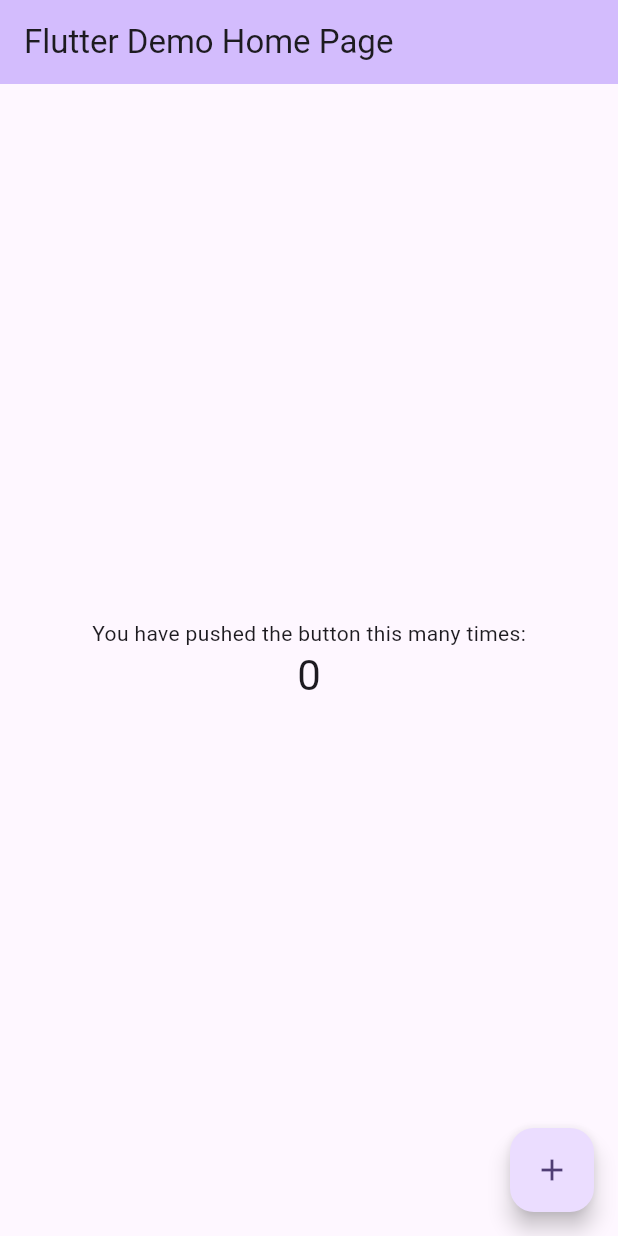
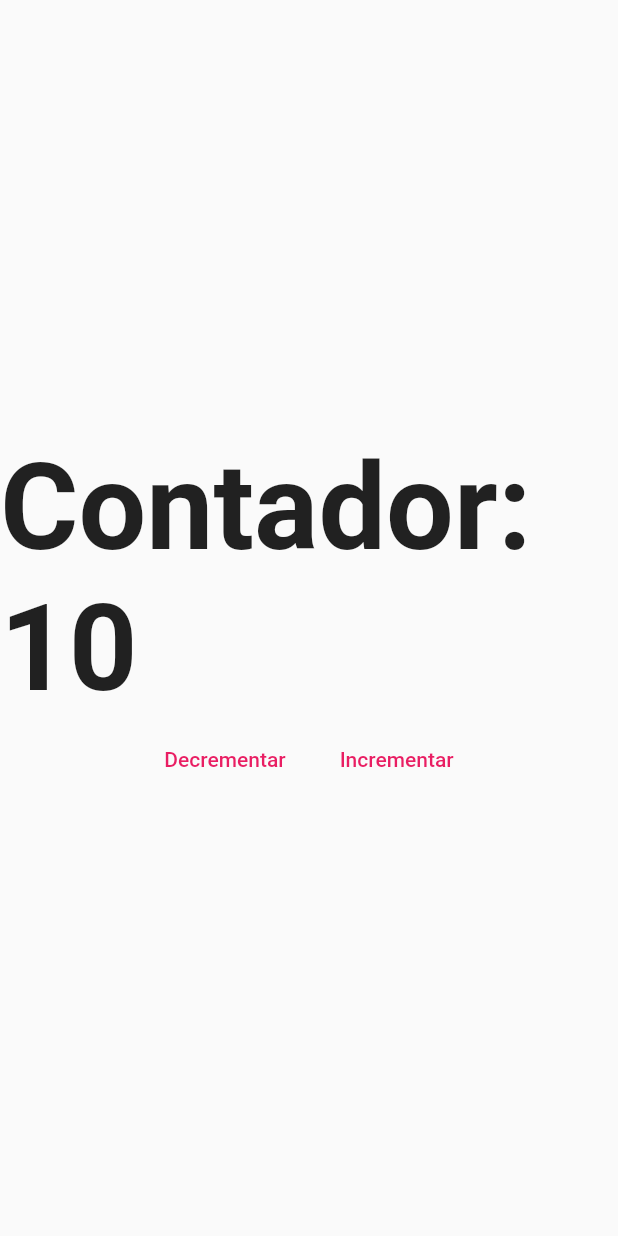
Before and after one commit to guidopontet/flutter-web-counter, a Flutter app: the screen it shows after launch, on a phone screen of 412 x 824 dp. Run offline on Flutter 3.47's test engine with Material 2 defaults, Android fonts, the light colour scheme and no system bars.

Commit message:
feat: modularize flat button

```diff
--- a/lib/main.dart
+++ b/lib/main.dart
@@ -1,125 +1,21 @@
 import 'package:flutter/material.dart';
 
-void main() {
-  runApp(const MyApp());
-}
+import 'package:flutter_web_counter/ui/pages/counter_page.dart';
+
+void main() => runApp(const MyApp());
 
 class MyApp extends StatelessWidget {
   const MyApp({super.key});
 
-  // This widget is the root of your application.
   @override
   Widget build(BuildContext context) {
     return MaterialApp(
-      title: 'Flutter Demo',
-      theme: ThemeData(
-        // This is the theme of your application.
-        //
-        // TRY THIS: Try running your application with "flutter run". You'll see
-        // the application has a blue toolbar. Then, without quitting the app,
-        // try changing the seedColor in the colorScheme below to Colors.green
-        // and then invoke "hot reload" (save your changes or press the "hot
-        // reload" button in a Flutter-supported IDE, or press "r" if you used
-        // the command line to start the app).
-        //
-        // Notice that the counter didn't reset back to zero; the application
-        // state is not lost during the reload. To reset the state, use hot
-        // restart instead.
-        //
-        // This works for code too, not just values: Most code changes can be
-        // tested with just a hot reload.
-        colorScheme: ColorScheme.fromSeed(seedColor: Colors.deepPurple),
-        useMaterial3: true,
-      ),
-      home: const MyHomePage(title: 'Flutter Demo Home Page'),
+      debugShowCheckedModeBanner: false,
+      title: 'Material App',
+      initialRoute: '/stateful',
+      routes: {
+        '/stateful': (_) => const CounterPage(),
+      },
     );
   }
 }
-
-class MyHomePage extends StatefulWidget {
-  const MyHomePage({super.key, required this.title});
-
-  // This widget is the home page of your application. It is stateful, meaning
-  // that it has a State object (defined below) that contains fields that affect
-  // how it looks.
-
-  // This class is the configuration for the state. It holds the values (in this
-  // case the title) provided by the parent (in this case the App widget) and
-  // used by the build method of the State. Fields in a Widget subclass are
-  // always marked "final".
-
-  final String title;
-
-  @override
-  State<MyHomePage> createState() => _MyHomePageState();
-}
-
-class _MyHomePageState extends State<MyHomePage> {
-  int _counter = 0;
-
-  void _incrementCounter() {
-    setState(() {
-      // This call to setState tells the Flutter framework that something has
-      // changed in this State, which causes it to rerun the build method below
-      // so that the display can reflect the updated values. If we changed
-      // _counter without calling setState(), then the build method would not be
-      // called again, and so nothing would appear to happen.
-      _counter++;
-    });
-  }
-
-  @override
-  Widget build(BuildContext context) {
-    // This method is rerun every time setState is called, for instance as done
-    // by the _incrementCounter method above.
-    //
-    // The Flutter framework has been optimized to make rerunning build methods
-    // fast, so that you can just rebuild anything that needs updating rather
-    // than having to individually change instances of widgets.
-    return Scaffold(
-      appBar: AppBar(
-        // TRY THIS: Try changing the color here to a specific color (to
-        // Colors.amber, perhaps?) and trigger a hot reload to see the AppBar
-        // change color while the other colors stay the same.
-        backgroundColor: Theme.of(context).colorScheme.inversePrimary,
-        // Here we take the value from the MyHomePage object that was created by
-        // the App.build method, and use it to set our appbar title.
-        title: Text(widget.title),
-      ),
-      body: Center(
-        // Center is a layout widget. It takes a single child and positions it
-        // in the middle of the parent.
-        child: Column(
-          // Column is also a layout widget. It takes a list of children and
-          // arranges them vertically. By default, it sizes itself to fit its
-          // children horizontally, and tries to be as tall as its parent.
-          //
-          // Column has various properties to control how it sizes itself and
-          // how it positions its children. Here we use mainAxisAlignment to
-          // center the children vertically; the main axis here is the vertical
-          // axis because Columns are vertical (the cross axis would be
-          // horizontal).
-          //
-          // TRY THIS: Invoke "debug painting" (choose the "Toggle Debug Paint"
-          // action in the IDE, or press "p" in the console), to see the
-          // wireframe for each widget.
-          mainAxisAlignment: MainAxisAlignment.center,
-          children: <Widget>[
-            const Text(
-              'You have pushed the button this many times:',
-            ),
-            Text(
-              '$_counter',
-              style: Theme.of(context).textTheme.headlineMedium,
-            ),
-          ],
-        ),
-      ),
-      floatingActionButton: FloatingActionButton(
-        onPressed: _incrementCounter,
-        tooltip: 'Increment',
-        child: const Icon(Icons.add),
-      ), // This trailing comma makes auto-formatting nicer for build methods.
-    );
-  }
-}
--- /dev/null
+++ b/lib/ui/pages/counter_page.dart
@@ -0,0 +1,42 @@
+import 'package:flutter/material.dart';
+
+import 'package:flutter_web_counter/ui/share/custom_flat_button.dart';
+
+class CounterPage extends StatefulWidget {
+  const CounterPage({super.key});
+
+  @override
+  State<CounterPage> createState() => _CounterPageState();
+}
+
+class _CounterPageState extends State<CounterPage> {
+  int counter = 10;
+
+  @override
+  Widget build(BuildContext context) {
+    return Scaffold(
+      body: Column(
+        mainAxisAlignment: MainAxisAlignment.center,
+        children: [
+          Text(
+            'Contador: $counter',
+            style: const TextStyle(fontSize: 80, fontWeight: FontWeight.bold),
+          ),
+          Row(
+            mainAxisAlignment: MainAxisAlignment.center,
+            children: [
+              CustomFlatButton(
+                text: 'Decrementar',
+                onPressed: () => setState(() => counter--),
+              ),
+              CustomFlatButton(
+                text: 'Incrementar',
+                onPressed: () => setState(() => counter++),
+              ),
+            ],
+          ),
+        ],
+      ),
+    );
+  }
+}
--- /dev/null
+++ b/lib/ui/share/custom_flat_button.dart
@@ -0,0 +1,28 @@
+import 'package:flutter/material.dart';
+
+class CustomFlatButton extends StatelessWidget {
+  final String text;
+  final Color color;
+  final Function onPressed;
+
+  const CustomFlatButton({
+    super.key,
+    required this.text,
+    required this.onPressed,
+    this.color = Colors.pink,
+  });
+
+  @override
+  Widget build(BuildContext context) {
+    return TextButton(
+      style: TextButton.styleFrom(
+        foregroundColor: color,
+      ),
+      onPressed: () => onPressed(),
+      child: Padding(
+        padding: const EdgeInsets.all(10),
+        child: Text(text),
+      )
+    );
+  }
+}
```
